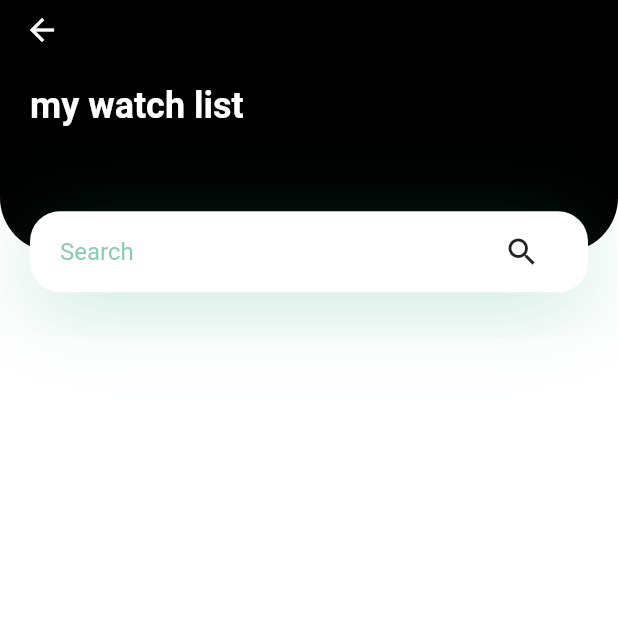
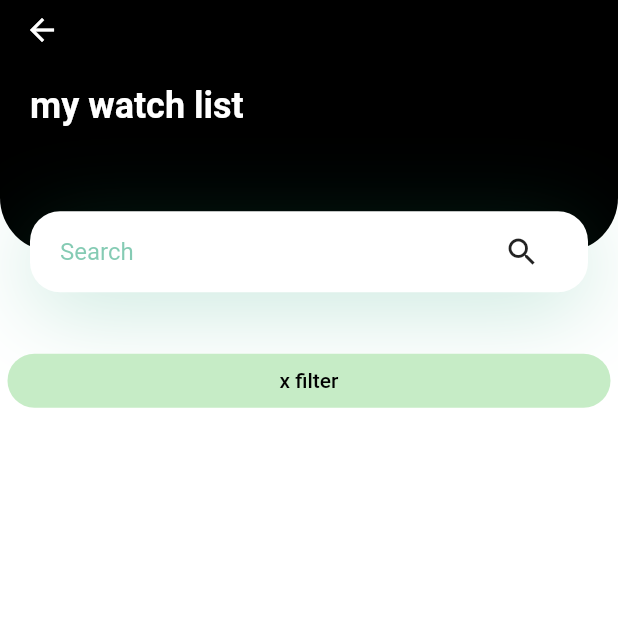
Before and after one commit to amalomarnaser/final-project, a Flutter app: the FavoritePage screen opened directly, after a tap on the "search" icon, on a phone screen of 412 x 824 dp, the top half of it. Run offline on Flutter 3.47's test engine with Material 2 defaults, Android fonts, the phone set to English and light mode, and no system bars; our stand-ins replace cached_network_image, sqflite, transparent_image; accounts and stored records are empty.

Commit message:
s15 commit

```diff
--- a/lib/watchlistpag/favoritemovies.dart
+++ b/lib/watchlistpag/favoritemovies.dart
@@ -85,6 +85,25 @@ class FavoritePage extends StatelessWidget {
                         ),
                       );
                     })),),
+            Visibility(
+              visible:movieListDisplay.isSearch ,
+              child: Container(
+              margin: EdgeInsets.all(5),
+              child: FlatButton(
+                shape: RoundedRectangleBorder(
+                  borderRadius: BorderRadius.circular(20),
+                ),
+                color:Color(0xffc6ecc6),
+                onPressed: ()=>{
+                movieListDisplay.deleteFilter()
+
+                },
+                child: Text(
+                  "x filter",
+                  style: TextStyle(color:Colors.black),
+                ),
+              ),
+            ),),
 
             Container(
 
--- a/lib/watchlistpag/watchlist-provider.dart
+++ b/lib/watchlistpag/watchlist-provider.dart
@@ -114,4 +114,10 @@ class WatchList extends ChangeNotifier {
     notifyListeners();
 
   }
+
+  deleteFilter(){
+    setIsSearchunActive();
+    setSelectedGenre('all');
+    notifyListeners();
+  }
 }
```
